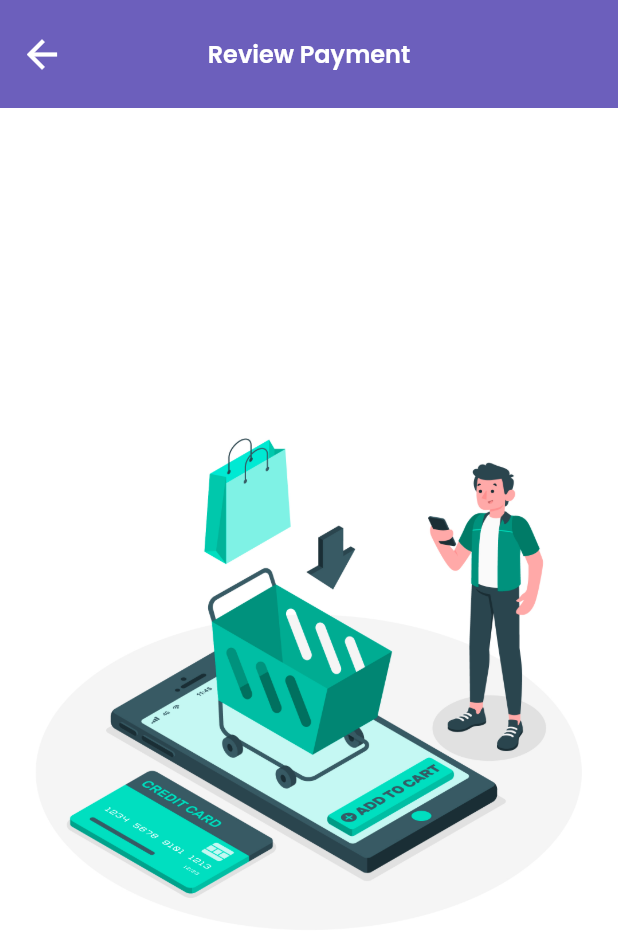
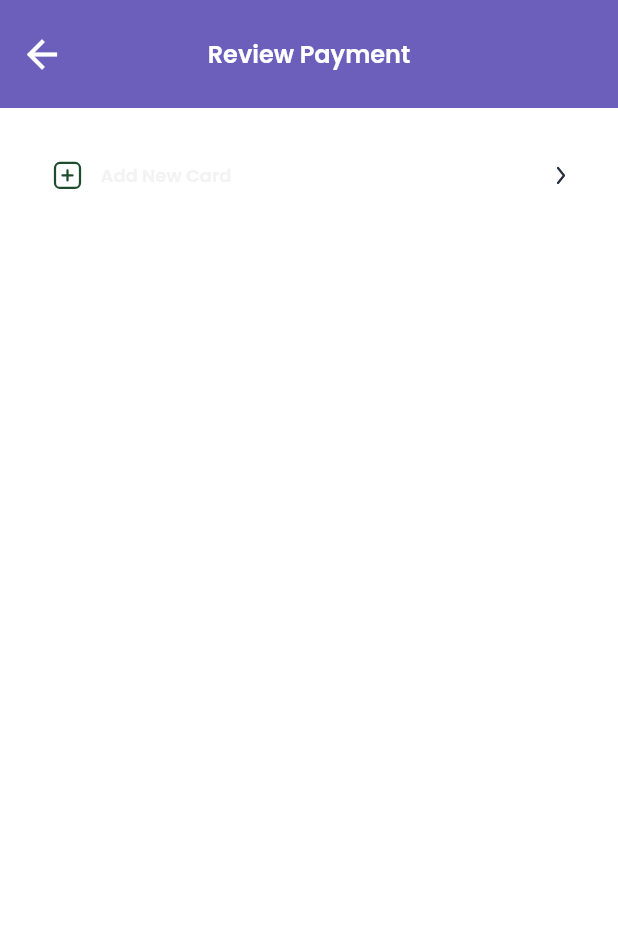
Before and after one commit to Hoang124/Food-app, a Flutter app: the CartView screen opened by its route, on a phone screen of 412 x 824 dp. Shown: the top 937 px of the screen. Run offline on Flutter 3.47's test engine with Material 2 defaults, Android fonts, the phone set to English and light mode, and no system bars; our stand-ins replace another_flushbar, cached_network_image, connectivity_plus, dio, equatable, flutter_rating_bar and 10 more; missing offline and left inert: f_logs, flutter_email_sender, flutter_stripe; accounts and stored records are empty; project files that could hold a hidden picture were left out.

Commit message:
add bank

```diff
--- a/lib/app/constants/assets_const.dart
+++ b/lib/app/constants/assets_const.dart
@@ -48,4 +48,12 @@ class AssetsConst {
   static const String icAbout = "${preIconPath}icon_about.svg";
   static const String icLogout = "${preIconPath}icon_logout.svg";
   static const String icLanguage = "${preIconPath}icon_language.svg";
+  static const String greaterSymbol = "${preIconPath}greater_symbol.svg";
+  static const String momo = "${preIconPath}momo.svg";
+  static const String techcombank = "${preIconPath}techcombank.svg";
+  static const String vietinbank = "${preIconPath}vietinbank.svg";
+  static const String stripeIc = "${preIconPath}stripe_ic.svg";
+  static const String addRectangle = "${preIconPath}add_rectangle.svg";
+  static const String activeCircle = "${preIconPath}active_circle.svg";
+  static const String disableCircle = "${preIconPath}disable_circle.svg";
 }
--- a/lib/app/constants/constants.dart
+++ b/lib/app/constants/constants.dart
@@ -3,3 +3,4 @@ export 'app_api.dart';
 export 'defines.dart';
 export 'emoij.dart';
 export 'app_api_error.dart';
+export 'default_values.dart';
--- /dev/null
+++ b/lib/app/constants/default_values.dart
@@ -0,0 +1,38 @@
+
+
+import 'package:foodapp/app/core.dart';
+
+class DefaultValues {
+
+  static List<BankModel> bankList = [
+    BankModel(
+      id: 0,
+      nameBank: "Stripe",
+      desBank: "Ngân hàng TMCP Kỹ thương Việt Nam",
+      logo: AssetsConst.stripeIc,
+    ),
+    BankModel(
+      id: 1,
+      nameBank: "Techcombank (TCB)",
+      desBank: "Ngân hàng TMCP Kỹ thương Việt Nam",
+      logo: AssetsConst.techcombank,
+    ),
+    BankModel(
+      id: 2,
+      nameBank: "Vietinbank (CTG)",
+      desBank: "Ngân hàng TMCP Công thương Việt Nam",
+      logo: AssetsConst.vietinbank,
+    ),
+    BankModel(
+      id: 3,
+      nameBank: "Momo",
+      desBank: "Link Momo Wallet",
+      logo: AssetsConst.momo,
+    ),
+  ];
+  static const List<Map<String, String>> paymentMethodList = [
+    {"title": "Add New Card", "asset": AssetsConst.addRectangle},
+  ];
+
+
+}
--- a/lib/app/pages/cart/cart.dart
+++ b/lib/app/pages/cart/cart.dart
@@ -3,6 +3,7 @@ export 'controllers/cart_controller.dart';
 export 'views/cart_view.dart';
 export 'models/cart_model.dart';
 export 'models/order_detail_model.dart';
+export 'models/bank_model.dart';
 export 'models/order_model.dart';
 export 'repositories/cart_repo.dart';
 export 'services/cart_service.dart';
--- /dev/null
+++ b/lib/app/pages/cart/models/bank_model.dart
@@ -0,0 +1,12 @@
+class BankModel {
+  int id;
+  String nameBank;
+  String desBank;
+  String logo;
+  BankModel({
+    required this.id,
+    required this.nameBank,
+    required this.desBank,
+    required this.logo,
+  });
+}
--- a/lib/app/pages/cart/views/cart_view.dart
+++ b/lib/app/pages/cart/views/cart_view.dart
@@ -48,7 +48,8 @@ class CartView extends GetView<CartController> {
           child: Padding(
             padding: const EdgeInsets.all(15.0),
             child: controller.foodResponses.isEmpty
-                ? Center(child: Image.asset(AssetsConst.cartEmpty))
+                ? _addBank(context)
+                //Center(child: Image.asset(AssetsConst.cartEmpty))
                 : SingleChildScrollView(
                     child: Column(
                       crossAxisAlignment: CrossAxisAlignment.start,
@@ -63,6 +64,38 @@ class CartView extends GetView<CartController> {
           ),
         ),
       ),
+    );
+  }
+
+  Widget _addBank(BuildContext context) {
+    return Column(
+      children: [
+        // Column(
+        //   children: DefaultValues.bankList.asMap().entries.map(
+        //     (e) {
+        //       return _bankWidget(
+        //         context,
+        //         DefaultValues.bankList[e.key],
+        //       );
+        //     },
+        //   ).toList(),
+        // ),
+        Column(
+          children: List.generate(
+            DefaultValues.paymentMethodList.length,
+            (index) {
+              return Padding(
+                padding: const EdgeInsets.only(bottom: 12),
+                child: BuildPaymentItem(
+                    title: DefaultValues.paymentMethodList[index]['title']
+                        .toString(),
+                    asset: DefaultValues.paymentMethodList[index]['asset']
+                        .toString()),
+              );
+            },
+          ),
+        ),
+      ],
     );
   }
 
@@ -391,3 +424,136 @@ class CartView extends GetView<CartController> {
     );
   }
 }
+
+class BuildPaymentItem extends StatelessWidget {
+  const BuildPaymentItem({
+    Key? key,
+    required this.title,
+    required this.asset,
+  }) : super(key: key);
+  final String title;
+  final String asset;
+  @override
+  Widget build(BuildContext context) {
+    return InkWell(
+      onTap: () {},
+      child: Container(
+        decoration: BoxDecoration(
+          color: AppColors.grey[00],
+          borderRadius: BorderRadius.circular(16),
+        ),
+        padding: const EdgeInsets.all(20),
+        child: Row(
+          mainAxisAlignment: MainAxisAlignment.spaceBetween,
+          children: [
+            Row(
+              mainAxisAlignment: MainAxisAlignment.start,
+              children: [
+                SvgPicture.asset(asset),
+                const SizedBox(width: 12),
+                Column(
+                  crossAxisAlignment: CrossAxisAlignment.start,
+                  children: [
+                    BuildTextTitle(text: title, color: AppColors.grey[500]),
+                  ],
+                ),
+              ],
+            ),
+            SvgPicture.asset(AssetsConst.greaterSymbol)
+          ],
+        ),
+      ),
+    );
+  }
+
+  Widget _bankWidget(BuildContext context, BankModel bankModel) {
+    return Obx(() {
+      return InkWell(
+        onTap: () {
+          //_seclectedBank(bankModel);
+        },
+        child: Padding(
+          padding: const EdgeInsets.symmetric(vertical: 8),
+          child: AnimatedContainer(
+            curve: Curves.easeIn,
+            duration: const Duration(milliseconds: 350),
+            child: Container(
+              decoration: BoxDecoration(
+                  color: 0 == bankModel.id
+                      ? AppColors.main.shade200
+                      : AppColors.grey.shade600,
+                  borderRadius: BorderRadius.circular(16)),
+              padding: const EdgeInsets.all(12),
+              child: Row(
+                mainAxisAlignment: MainAxisAlignment.spaceBetween,
+                children: [
+                  Row(
+                    children: [
+                      SvgPicture.asset(
+                        bankModel.logo,
+                        height: 30,
+                      ),
+                      const SizedBox(width: 12),
+                      SizedBox(
+                        width: Get.width * 0.62,
+                        child: Column(
+                          crossAxisAlignment: CrossAxisAlignment.start,
+                          children: [
+                            BuildTextTitle(
+                              text: bankModel.nameBank,
+                              color: 0 == bankModel.id
+                                  ? AppColors.main.shade400
+                                  : AppColors.grey.shade500,
+                            ),
+                            BuildTextBody(
+                                text: bankModel.desBank,
+                                color: 0 == bankModel.id
+                                    ? AppColors.main.shade400
+                                    : AppColors.grey.shade500)
+                          ],
+                        ),
+                      ),
+                    ],
+                  ),
+                  0 == bankModel.id
+                      ? SvgPicture.asset(AssetsConst.activeCircle)
+                      : SvgPicture.asset(AssetsConst.disableCircle)
+                ],
+              ),
+            ),
+          ),
+        ),
+      );
+    });
+  }
+}
+
+class BuildTextTitle extends StatelessWidget {
+  const BuildTextTitle({Key? key, required this.text, required this.color})
+      : super(key: key);
+  final String text;
+  final Color? color;
+  @override
+  Widget build(BuildContext context) {
+    return Text(
+      text,
+      style: AppTextStyles.tiny()
+          .copyWith(fontWeight: FontWeight.w600, color: color),
+    );
+  }
+}
+
+class BuildTextBody extends StatelessWidget {
+  const BuildTextBody({Key? key, required this.text, required this.color})
+      : super(key: key);
+  final String text;
+  final Color? color;
+  @override
+  Widget build(BuildContext context) {
+    return Text(
+      text,
+      style: AppTextStyles.tiny()
+          .copyWith(fontWeight: FontWeight.w400, color: color),
+    );
+  }
+}
--- a/lib/app/pages/main/controllers/main_controller.dart
+++ b/lib/app/pages/main/controllers/main_controller.dart
@@ -62,8 +62,8 @@ class MainController extends GetxController {
     loginResp = _loginManager.getUser();
     //Delay for show Splash screen
     await Future.delayed(const Duration(seconds: 2), () {
-      // Get.offNamed(Routes.signIn);
-      checkFistLaunch();
+      Get.offNamed(Routes.cart);
+     // checkFistLaunch();
     });
   }
 
```
Also changed, not shown: assets/icons/active_circle.svg (added), assets/icons/add_rectangle.svg (added), assets/icons/disable_circle.svg (added), assets/icons/greater_symbol.svg (added), assets/icons/momo.svg (added), assets/icons/stripe_ic.svg (added), assets/icons/techcombank.svg (added), assets/icons/vietinbank.svg (added), lib/generated/intl/messages_all.dart.
